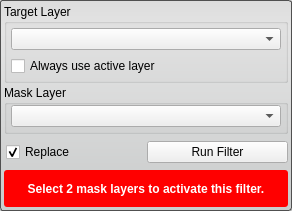
Old version of the form src/Interface/ToolInterface/AndFilterInterface.ui in the repository SCIInstitute/Seg3D.
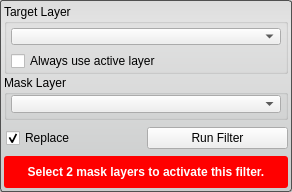
New version of the form. Custom widgets are drawn as their Qt base class.

Commit message: updates to the Cmake files to remove warnings on Externals updated the SingleTargetTool so that it can handle setting the validity properly for tools and filters that have more than one required combobox. updated all the tool and filter UI's

Diff of the .ui file:
```diff
--- a/src/Interface/ToolInterface/AndFilterInterface.ui
+++ b/src/Interface/ToolInterface/AndFilterInterface.ui
@@ -7,7 +7,7 @@
     <x>0</x>
     <y>0</y>
     <width>292</width>
-    <height>211</height>
+    <height>192</height>
    </rect>
   </property>
   <property name="sizePolicy">
@@ -47,6 +47,18 @@
    </property>
    <item>
     <widget class="QGroupBox" name="target_groupbox_">
+     <property name="minimumSize">
+      <size>
+       <width>0</width>
+       <height>70</height>
+      </size>
+     </property>
+     <property name="maximumSize">
+      <size>
+       <width>16777215</width>
+       <height>70</height>
+      </size>
+     </property>
      <property name="title">
       <string>Target Layer</string>
      </property>
@@ -100,6 +112,18 @@
    </item>
    <item>
     <widget class="QGroupBox" name="connected_to_mask_groupbox_">
+     <property name="minimumSize">
+      <size>
+       <width>0</width>
+       <height>45</height>
+      </size>
+     </property>
+     <property name="maximumSize">
+      <size>
+       <width>16777215</width>
+       <height>45</height>
+      </size>
+     </property>
      <property name="title">
       <string>Mask Layer</string>
      </property>
@@ -107,6 +131,9 @@
       <set>Qt::AlignLeading|Qt::AlignLeft|Qt::AlignTop</set>
      </property>
      <layout class="QVBoxLayout" name="verticalLayout_5">
+      <property name="spacing">
+       <number>0</number>
+      </property>
       <property name="leftMargin">
        <number>4</number>
       </property>
@@ -190,6 +217,12 @@
        <height>32</height>
       </size>
      </property>
+     <property name="maximumSize">
+      <size>
+       <width>16777215</width>
+       <height>32</height>
+      </size>
+     </property>
      <property name="styleSheet">
       <string notr="true">QLabel#message_{
   color: white;
```
The commit also changes 34 other files.
